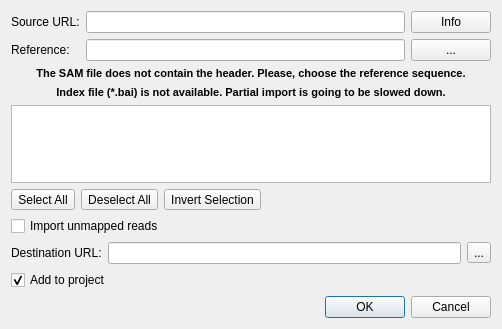
Above: src/plugins/dbi_bam/src/ConvertToSQLiteDialog.ui from violethaze74/ugene before the change. Below: the same form after it.
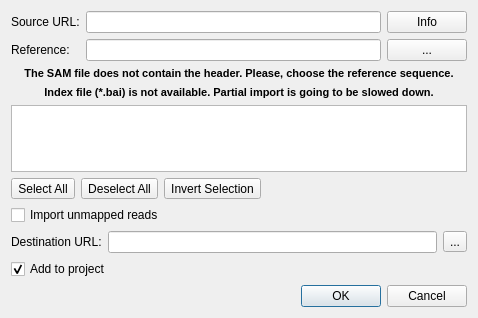
That is the form after the change.

Patch:
```diff
--- a/src/plugins/dbi_bam/src/ConvertToSQLiteDialog.ui
+++ b/src/plugins/dbi_bam/src/ConvertToSQLiteDialog.ui
@@ -6,10 +6,22 @@
    <rect>
     <x>0</x>
     <y>0</y>
-    <width>502</width>
-    <height>329</height>
+    <width>478</width>
+    <height>318</height>
    </rect>
   </property>
+  <property name="sizePolicy">
+   <sizepolicy hsizetype="Preferred" vsizetype="Preferred">
+    <horstretch>0</horstretch>
+    <verstretch>0</verstretch>
+   </sizepolicy>
+  </property>
+  <property name="minimumSize">
+   <size>
+    <width>478</width>
+    <height>318</height>
+   </size>
+  </property>
   <property name="windowTitle">
    <string>Import BAM File</string>
   </property>
```
